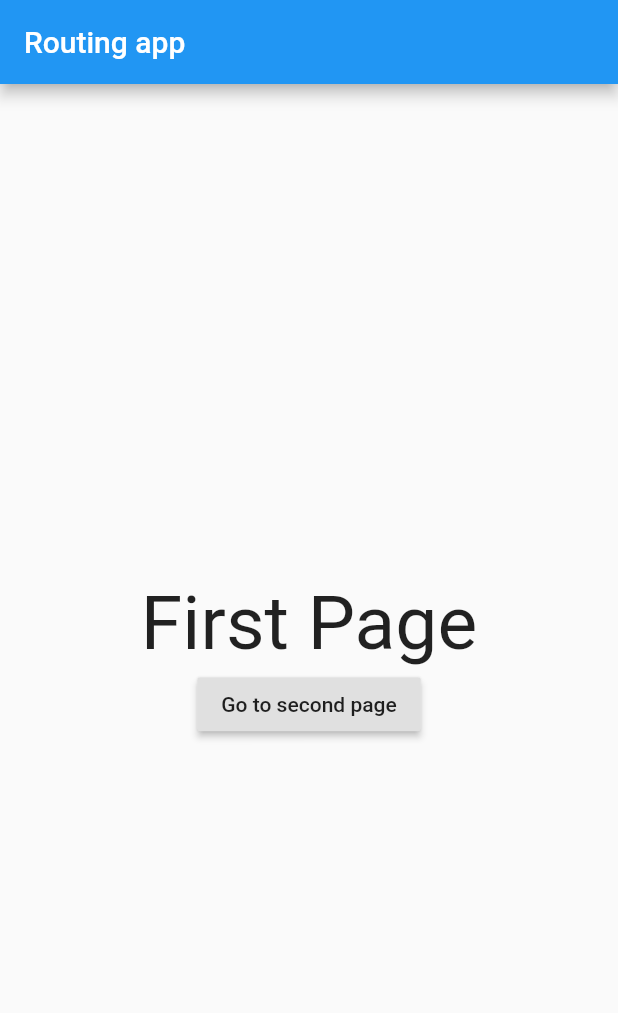
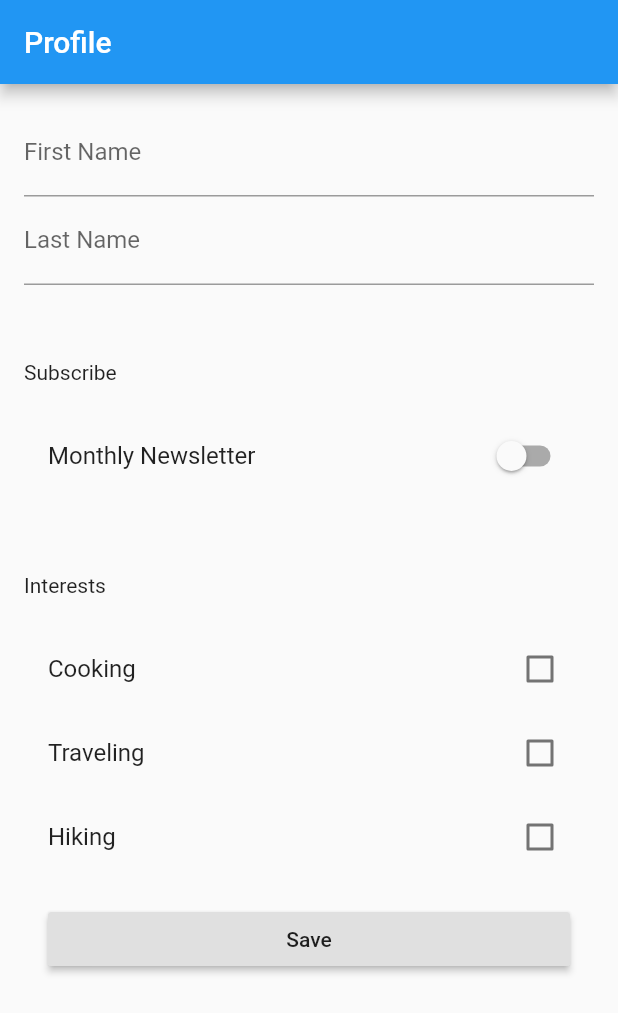
Before and after one commit to jake-08/jake_testing_area, a Flutter app: the screen it shows after launch, on a phone screen of 412 x 824 dp. Shown: the top 1013 px of the screen. Run offline on Flutter 3.47's test engine with Material 2 defaults, Android fonts, the phone set to English and light mode, and no system bars.

Commit message:
Realistic Forms in Flutter: Part 1

```diff
--- /dev/null
+++ b/lib/app.dart
@@ -0,0 +1,12 @@
+import 'package:flutter/material.dart';
+import 'screens/home_material.dart';
+
+class App extends StatelessWidget {
+  @override
+  Widget build(BuildContext context) {
+    return MaterialApp(
+      title: 'Form Demo',
+      home: HomeMaterial(),
+    );
+  }
+}
--- a/lib/main.dart
+++ b/lib/main.dart
@@ -1,75 +1,4 @@
 import 'package:flutter/material.dart';
-import 'package:jake_testing_area/route_generator.dart';
+import 'app.dart';
 
-void main() => runApp(MyApp());
-
-class MyApp extends StatelessWidget {
-  @override
-  Widget build(BuildContext context) {
-    return MaterialApp(
-      title: 'Jake Testing',
-      theme: ThemeData(
-        primarySwatch: Colors.blue,
-      ),
-      home: FirstPage(),
-      initialRoute: '/',
-      onGenerateRoute: RouteGenerator.generateRoute,
-    );
-  }
-}
-
-class FirstPage extends StatelessWidget {
-  @override
-  Widget build(BuildContext context) {
-    return Scaffold(
-      appBar: AppBar(
-        title: Text('Routing app'),
-      ),
-      body: Center(
-        child: Column(
-          mainAxisSize: MainAxisSize.min,
-          children: [
-            Text(
-              'First Page',
-              style: TextStyle(fontSize: 50),
-            ),
-            RaisedButton(
-              child: Text('Go to second page'),
-              onPressed: (){
-                Navigator.of(context).pushNamed('/second', arguments: 'Hello there from the first page');
-              },
-            )
-          ],
-        ),
-      ),
-    );
-  }
-}
-
-class SecondPage extends StatelessWidget {
-  final String data;
-  SecondPage({Key key, @required this.data}) : super(key: key);
-  @override
-  Widget build(BuildContext context) {
-    return Scaffold(
-      appBar: AppBar(
-        title: Text('Routing app'),
-      ),
-      body: Center(
-        child: Column(
-          mainAxisSize: MainAxisSize.min,
-          children: [
-            Text(
-              'Second Page',
-              style: TextStyle(fontSize: 50),
-            ),
-            Text(
-              data,
-              style: TextStyle(fontSize: 20),
-            )
-          ],
-        ),
-      ),
-    );
-  }
-}
+void main() => runApp(App());
--- /dev/null
+++ b/lib/models/user.dart
@@ -0,0 +1,18 @@
+class User{
+  static const String PassionCooking = 'cooking';
+  static const String PassionHiking = 'hiking';
+  static const String PassionTraveling = 'traveling';
+
+  String firstName = '';
+  String lastName = '';
+  Map<String, bool> passions = {
+    PassionCooking: false,
+    PassionHiking: false,
+    PassionTraveling: false
+  };
+  bool newsletter = false;
+
+  save(){
+    print('saving user using a web service');
+  }
+}
--- a/lib/route_generator.dart
+++ /dev/null
@@ -1,14 +0,0 @@
-import 'package:flutter/material.dart';
-import 'package:jake_testing_area/main.dart';
-
-class RouteGenerator{
-  static Route<dynamic> generateRoute(RouteSettings settings){
-    final args = settings.arguments;
-    switch(settings.name){
-      case '/':
-        return MaterialPageRoute(builder: (_) => FirstPage());
-      case '/second':
-        return MaterialPageRoute(builder: (_) => SecondPage(data: args));
-    }
-  }
-}
--- /dev/null
+++ b/lib/screens/home_material.dart
@@ -0,0 +1,97 @@
+import 'package:flutter/material.dart';
+import '../models/user.dart';
+
+class HomeMaterial extends StatefulWidget {
+  @override
+  _HomeMaterialState createState() => _HomeMaterialState();
+}
+
+class _HomeMaterialState extends State<HomeMaterial> {
+  final _formKey = GlobalKey<FormState>();
+  final _user = User();
+
+  @override
+  Widget build(BuildContext context) {
+    return Scaffold(
+      appBar: AppBar(title: Text('Profile')),
+      body: Container(
+        padding: const EdgeInsets.symmetric(vertical: 16.0, horizontal: 16.0),
+        child: Builder(
+          builder: (context) => Form(
+            key: _formKey,
+            child: SingleChildScrollView(
+              child: Column(
+                crossAxisAlignment: CrossAxisAlignment.stretch,
+                children: [
+                  TextFormField(
+                    decoration: InputDecoration(labelText: 'First Name'),
+                    validator: (value){
+                      if(value.isEmpty){
+                        return "Please enter your first name";
+                      }
+                    },
+                    onSaved: (val) =>
+                        setState(() => _user.firstName = val),
+                  ),
+                  TextFormField(
+                    decoration: InputDecoration(labelText: 'Last Name'),
+                    validator: (value){
+                      if(value.isEmpty){
+                        return 'Please enter your last name';
+                      }
+                    },
+                    onSaved: (val) =>
+                        setState(() => _user.lastName = val),
+                  ),
+                  Container(
+                    padding: const EdgeInsets.fromLTRB(0, 50, 0, 20),
+                    child: Text('Subscribe'),
+                  ),
+                  SwitchListTile(
+                    title: const Text('Monthly Newsletter'),
+                    value: _user.newsletter,
+                    onChanged: (val) => setState(() => _user.newsletter = val)),
+                  Container(
+                    padding: const EdgeInsets.fromLTRB(0, 50, 0, 20),
+                    child: Text('Interests'),
+                  ),
+                  CheckboxListTile(
+                    title: const Text('Cooking'),
+                    value: _user.passions[User.PassionCooking],
+                    onChanged: (val) => setState(() => _user.passions[User.PassionCooking] = val)),
+                  CheckboxListTile(
+                      title: const Text('Traveling'),
+                      value: _user.passions[User.PassionTraveling],
+                      onChanged: (val) => setState(() => _user.passions[User.PassionTraveling] = val)),
+                  CheckboxListTile(
+                      title: const Text('Hiking'),
+                      value: _user.passions[User.PassionHiking],
+                      onChanged: (val) => setState(() => _user.passions[User.PassionHiking] = val)),
+                  Container(
+                    padding: const EdgeInsets.symmetric(vertical: 16.0, horizontal: 16.0),
+                    child:
+                    RaisedButton(
+                      onPressed: (){
+                          final form = _formKey.currentState;
+                          if(form.validate()){
+                            form.save();
+                            _user.save();
+                            _showDialog(context);
+                          }
+                      },
+                      child: Text('Save'),
+                    ),
+                  )
+                ],
+              ),
+            ),
+          ),
+        ),
+      )
+    );
+  }
+  _showDialog(BuildContext context){
+    Scaffold.of(context)
+        .showSnackBar(SnackBar(content: Text('Submitting form')));
+  }
+}
```
Also changed, not shown: 1 other file.
